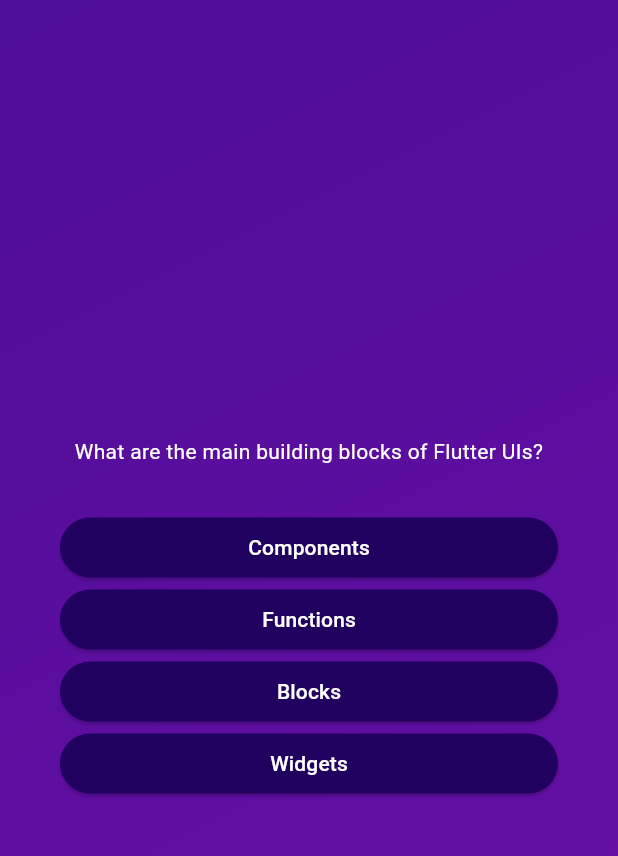
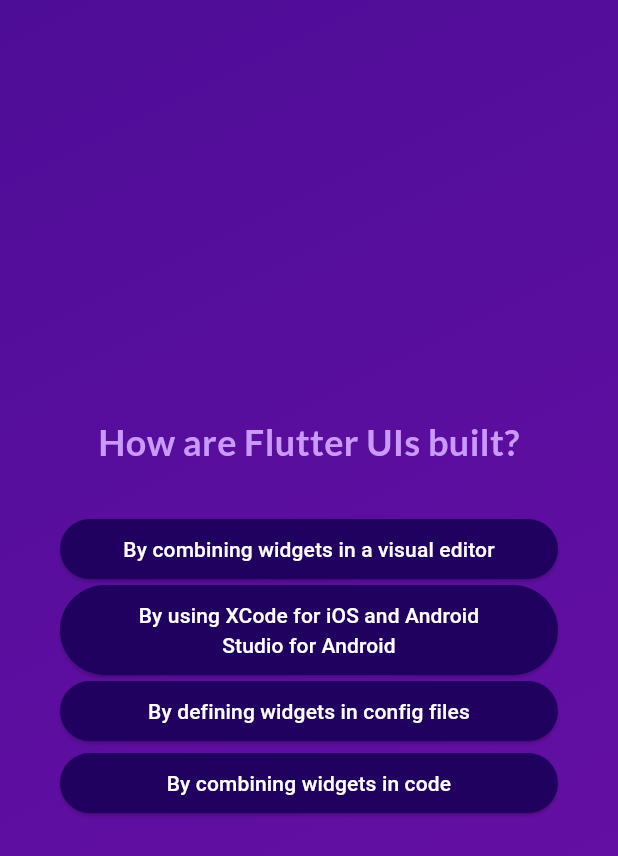
Before and after one commit to subexi/flutter_adv_basics, a Flutter app: the screen it shows after launch, after a tap on "Start Quiz", after a tap on "Components", on a phone screen of 412 x 824 dp. Shown: the top 856 px of the screen. Run offline on Flutter 3.47's test engine with Material 3 defaults, Android fonts, the phone set to English and light mode, and no system bars; our stand-ins replace google_fonts.

Commit message:
76 Button styling und google font familiy installiert

```diff
--- a/lib/answer_button.dart
+++ b/lib/answer_button.dart
@@ -22,7 +22,10 @@ class AnswerButton extends StatelessWidget {
         ),
         padding: const EdgeInsets.symmetric(horizontal: 40, vertical: 10),
       ),
-      child: Text(answerText),
+      child: Text(
+        answerText,
+        textAlign: TextAlign.center,
+      ),
     );
   }
 }
--- a/lib/questions_screen.dart
+++ b/lib/questions_screen.dart
@@ -1,4 +1,6 @@
 import 'package:flutter/material.dart';
+import 'package:google_fonts/google_fonts.dart';
+
 import 'package:adv_basics/answer_button.dart';
 import 'package:adv_basics/data/questions.dart';
 
@@ -10,14 +12,23 @@ class QuestionsScreen extends StatefulWidget {
 }
 
 class _QuestionsScreenState extends State<QuestionsScreen> {
+  var currentQuestionIndex = 0;
+
+  void answerQuestion() {
+    setState(() { // The setState method is used to update the state of the widget and trigger a rebuild of the widget tree. This is necessary because when we update the currentQuestionIndex variable, we want the widget to reflect that change and display the next question.
+      currentQuestionIndex++; // Here we are using the setState method to update the currentQuestionIndex variable. The setState method is a special method in Flutter that tells the framework that the state of the widget has changed and that it needs to rebuild the widget with the new state. In this case, we are incrementing the currentQuestionIndex variable by 1, which will allow us to move to the next question when the user answers a question.
+    });
+  }
+
+
   @override
   Widget build(BuildContext context) {
-    final currentQuestion = questions[0];
+    final currentQuestion = questions[currentQuestionIndex]; // Here we are getting the current question from the questions list using the currentQuestionIndex variable. The questions list is defined in data/questions.dart and contains all the questions for the quiz. The currentQuestion variable will hold the question that we want to display on the screen based on the currentQuestionIndex.
 
      // Here we are getting the first question from the questions list, which is defined in data/questions.dart. In a real application, you would want to implement some functionality to keep track of which question the user is currently on and update this variable accordingly.
     return SizedBox( // A SizedBox is a widget that has a specific size. Here we are using it to make the child widget take up the full width of the screen.
       width: double.infinity, // double.infinity is a special value that tells the widget to take up as much space as possible in the given direction. In this case, it will take up the full width of the screen.
-      child: Container( //
+      child: Container( // A Container is a widget that allows you to customize its child widget with properties like padding, margin, color, etc. Here we are using it to add some margin around the child widget and to set the background color of the screen.
         margin: const EdgeInsets.all(40), // margin is a property of the Container widget that adds empty space around the child widget. Here we are using EdgeInsets.all(20) to add a margin of 20 pixels on all sides of the child widget.
         child: Column( // A Column is a widget that displays its children in a vertical array. Here we are using it to display the question text and the answer buttons vertically.
           mainAxisAlignment: MainAxisAlignment.center, // mainAxisAlignment is a property of the Column widget that controls how the children are aligned vertically. Here we are using MainAxisAlignment.center to center the children vertically within the Column.
@@ -26,8 +37,10 @@ class _QuestionsScreenState extends State<QuestionsScreen> {
           children: [
           Text(
             currentQuestion.text,
-            style: const TextStyle(
-              color: Colors.white,
+            style: GoogleFonts.lato(
+              color: const Color.fromARGB(255, 201, 153, 251),
+              fontSize: 24,
+              fontWeight: FontWeight.bold,
             ),
             textAlign: TextAlign.center,
           ),
@@ -38,8 +51,8 @@ class _QuestionsScreenState extends State<QuestionsScreen> {
           ...currentQuestion.getShuffeledAnswers().map((answer) { // Here we are using the spread operator (...) to spread the list of AnswerButton widgets that we are creating for each answer in the current question. The map method is used to iterate over each answer in the currentQuestion.answers list and create an AnswerButton for each one. The answer variable in the map function represents the current answer that we are iterating over.
             return AnswerButton(
               answerText: answer, // Here we are displaying each answer for the current question. The answers property of the Question class is a list of strings that contains the possible answers for the question. We are using the map method to iterate over each answer in the list and create an AnswerButton for each one.
-              onTap: () {}, // Here we are passing an empty function for onTap, but in a real application, you would want to implement some functionality here.
-            ); // The AnswerButton widget is a custom widget that we have defined in answer_button.dart. It takes two parameters: answerText, which is the text that will be displayed on the button, and onTap, which is a function that will be called when the button is pressed. In this case, we are passing the current answer as the answerText and an empty function for onTap.
+              onTap: answerQuestion, // Here we are passing the answerQuestion function for onTap, which will be called when the button is pressed. We are using a lambda function to pass the current answer as an argument to the answerQuestion function.
+            ); // The AnswerButton widget is a custom widget that we have defined in answer_button.dart. It takes two parameters: answerText, which is the text that will be displayed on the button, and onTap, which is a function that will be called when the button is pressed. In this case, we are passing the current answer as the answerText and the answerQuestion function for onTap.
           }), // The map method returns an Iterable, so we need to convert it to a List using the toList method. This is necessary because the children property of the Column widget expects a List of widgets.
           ],
         ),
--- a/lib/start_screen.dart
+++ b/lib/start_screen.dart
@@ -1,4 +1,5 @@
 import 'package:flutter/material.dart';
+import 'package:google_fonts/google_fonts.dart';
 
 class StartScreen extends StatelessWidget {
   const StartScreen(this.startQuiz,{super.key});
@@ -18,7 +19,7 @@ class StartScreen extends StatelessWidget {
           ),
           // Opacity(
           //   opacity: 0.5,
-          //   child: Image.asset(
+          //   child: Image.a
           //     'assets/images/quiz-logo.png',
           //     width: 300,
           //     height: 300,
@@ -27,11 +28,13 @@ class StartScreen extends StatelessWidget {
           const SizedBox(
             height: 80,
           ),
-          const Text('Learn Flutter the fun way!',
-              style: TextStyle(
-                fontSize: 24,
-                color: Color.fromARGB(150, 237, 223, 251),
-              )),
+
+          Text('Learn Flutter the fun way!',
+            style: GoogleFonts.lato(
+              fontSize: 24,
+              color: const Color.fromARGB(255, 201, 153, 251),
+            ),
+          ),
           const SizedBox(
             height: 30,
           ),
--- a/pubspec.yaml
+++ b/pubspec.yaml
@@ -34,6 +34,7 @@ dependencies:
   # The following adds the Cupertino Icons font to your application.
   # Use with the CupertinoIcons class for iOS style icons.
   cupertino_icons: ^1.0.8
+  google_fonts: ^8.0.2
 
 dev_dependencies:
   flutter_test:
```
Also changed, not shown: pubspec.lock, 10 other files.
